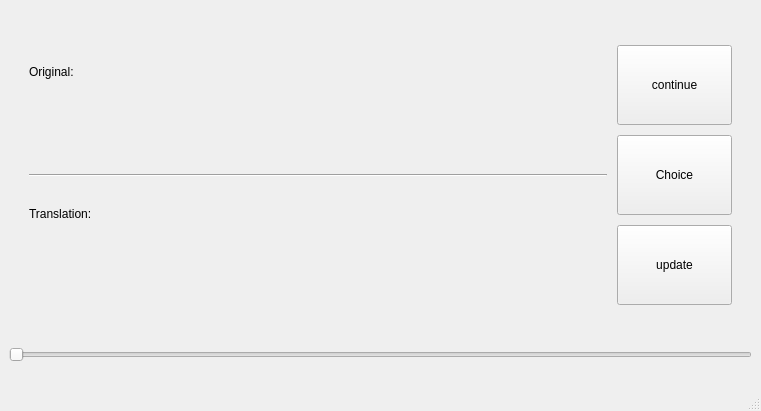
Above: form.ui from SashaProgrammist/WordFlow before the change. Below: the same form after it.
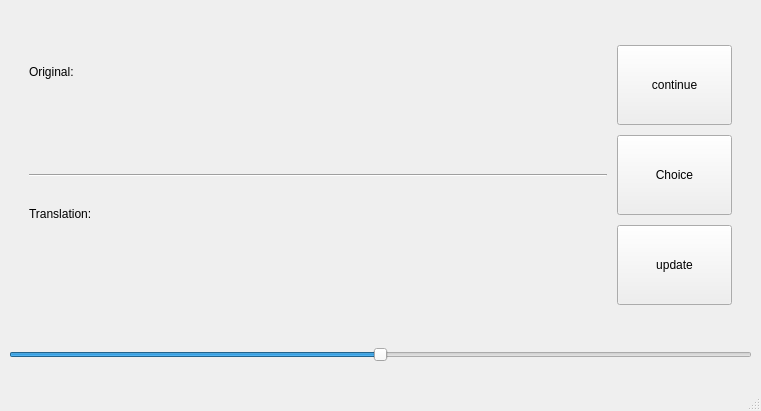
That is the form after the change. Icons and pictures are not drawn.

Diff of the .ui file:
```diff
--- a/form.ui
+++ b/form.ui
@@ -190,6 +190,12 @@
       <property name="maximum">
        <number>100</number>
       </property>
+      <property name="pageStep">
+       <number>10</number>
+      </property>
+      <property name="value">
+       <number>50</number>
+      </property>
       <property name="orientation">
        <enum>Qt::Orientation::Horizontal</enum>
       </property>
```
